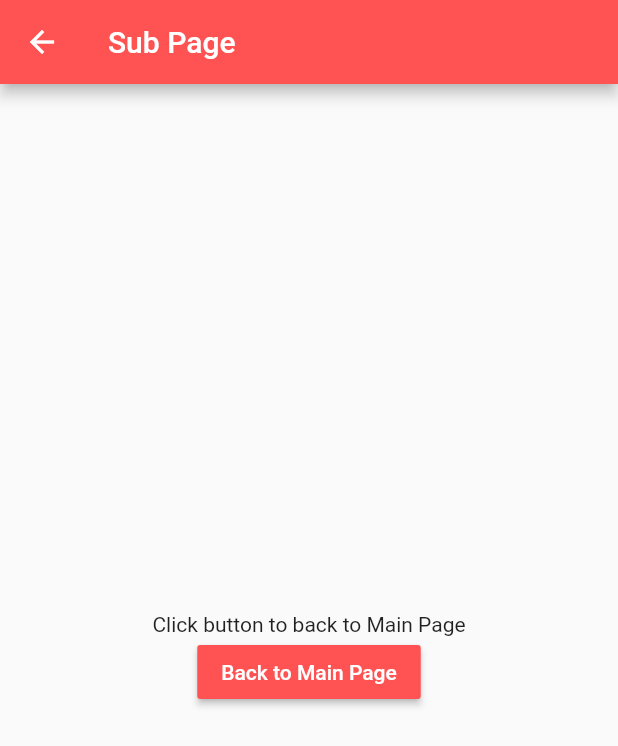
After one commit to sumangoyal1021/Android-studio, a Flutter app: the MainPage screen opened directly, after a tap on "Go to SubPage", on a phone screen of 412 x 824 dp. The commit adds this screen. Shown: the top 746 px of the screen. Run offline on Flutter 3.47's test engine with Material 2 defaults, Android fonts, the phone set to English and light mode, and no system bars.

Commit message:
Using flutter and dart

```diff
--- /dev/null
+++ b/lib/navigate.dart
@@ -0,0 +1,64 @@
+import 'package:flutter/material.dart';
+void main() => runApp(App());
+class App extends StatelessWidget {
+  @override
+  Widget build(BuildContext context) {
+    return MaterialApp(
+      title: 'Flutter Navigation',
+      home: MainPage(),
+    );
+  }
+}
+class MainPage extends StatelessWidget {
+  @override
+  Widget build(BuildContext context) {
+    return Scaffold(
+      appBar: AppBar(
+        title: Text('Main Page'),
+      ),
+      body: Center(
+        child: Column(
+          mainAxisAlignment: MainAxisAlignment.center,
+          children: <Widget>[
+            Text('Click button to move to SubPage'),
+            RaisedButton(
+              textColor: Colors.white,
+              color: Colors.teal,
+              child: Text('Go to SubPage'),
+              onPressed: () {
+                  Navigator.push(context, MaterialPageRoute(builder: (context) => SubPage()));
+              },
+            )
+          ],
+        ),
+      ),
+    );
+  }
+}
+class SubPage extends StatelessWidget {
+  @override
+  Widget build(BuildContext context) {
+    return Scaffold(
+      appBar: AppBar(
+        title: Text('Sub Page'),
+        backgroundColor: Colors.redAccent,
+      ),
+      body: Center(
+        child: Column(
+          mainAxisAlignment: MainAxisAlignment.center,
+          children: <Widget>[
+            Text('Click button to back to Main Page'),
+            RaisedButton(
+              textColor: Colors.white,
+              color: Colors.redAccent,
+              child: Text('Back to Main Page'),
+              onPressed: () {
+                Navigator.pop(context);
+              },
+            )
+          ],
+        ),
+      ),
+    );
+  }
+}
```
Also changed, not shown: lib/input text.dart (added, +68 -0 lines), lib/main.dart (+17 -0 lines).
